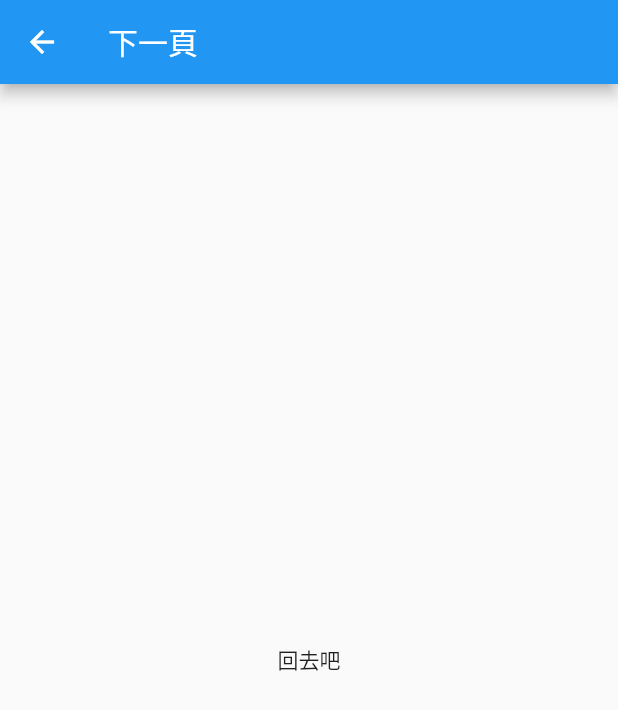
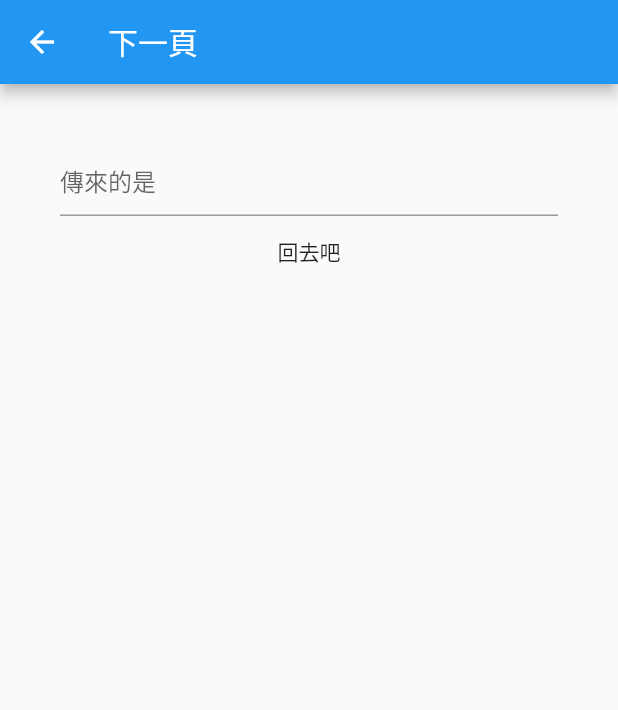
Before and after one commit to mark33699/IDLF, a Flutter app: the screen it shows after launch, after a tap on "要去了", on a phone screen of 412 x 824 dp. Shown: the top 710 px of the screen. Run offline on Flutter 3.47's test engine with Material 2 defaults, Android fonts, the phone set to English and light mode, and no system bars.

Commit message:
pass value by page

```diff
--- a/idlf/lib/main.dart
+++ b/idlf/lib/main.dart
@@ -3,6 +3,7 @@ import 'package:idlf/next_page.dart';
 
 void main() {
   runApp(MarkApp());
+//  runApp(MyApp());
 }
 
 class MarkApp extends StatelessWidget {
@@ -18,22 +19,39 @@ class MarkApp extends StatelessWidget {
   }
 }
 
-class HomePage extends StatelessWidget {
+class HomePage extends StatefulWidget {
+  @override
+  _HomePageState createState() => _HomePageState();
+}
+
+class _HomePageState extends State<HomePage> {
+
+  var result = "";
+
   @override
   Widget build(BuildContext context) {
 
     TextEditingController textEditingController = new TextEditingController();
 
-    var buttons = <Widget>[
+    //竟然要先定義才能call????
+    void pushNextPage(BuildContext context) async {
+      result = await Navigator.push(
+          context,
+          MaterialPageRoute(builder: (context) => NextPage(
+            currentString: textEditingController.text,)));
+
+      setState((){});
+    }
+
+    var widgets = <Widget>[
+      TextField(controller: textEditingController),
       OutlineButton(
           child: Text("要去了"),
           onPressed: () {
-            print("push");
-            Navigator.push(
-                context,
-                MaterialPageRoute(builder: (context) => NextPage()));
+            pushNextPage(context);
           }
-      )
+      ),
+      Text("回禮是 $result")
     ];
 
     return Container(
@@ -42,7 +60,7 @@ class HomePage extends StatelessWidget {
       margin: EdgeInsets.all(40),
       padding: EdgeInsets.all(30),
       child: ListView(
-        children: buttons,
+        children: widgets,
 //              mainAxisAlignment: MainAxisAlignment.center,
 //              crossAxisAlignment: CrossAxisAlignment.stretch, //雖然是填滿, 但卻填不滿= =
       ),
--- a/idlf/lib/next_page.dart
+++ b/idlf/lib/next_page.dart
@@ -1,19 +1,30 @@
 import 'package:flutter/material.dart';
 
 class NextPage extends StatelessWidget {
+
+  String currentString;
+  NextPage({Key key, this.currentString}) : super(key: key);
+
+  TextEditingController textEditingController = new TextEditingController();
+
   @override
   Widget build(BuildContext context) {
+
+    var widgets = <Widget>[
+      TextField(controller: textEditingController,
+      decoration: InputDecoration(hintText: "傳來的是 $currentString"),),
+      FlatButton(
+          child: Text("回去吧"),
+          onPressed: () {
+            Navigator.pop(context, textEditingController.text);
+          }),
+    ];
+
     return Scaffold(
       appBar: AppBar(
         title: Text("下一頁"),
       ),
-      body: Center(
-        child: FlatButton(
-            child: Text("回去吧"),
-            onPressed: () {
-              Navigator.pop(context);
-            }),
-      ),
+      body: ListView(children: widgets, padding: EdgeInsets.all(40),)
     );
   }
 }
```
